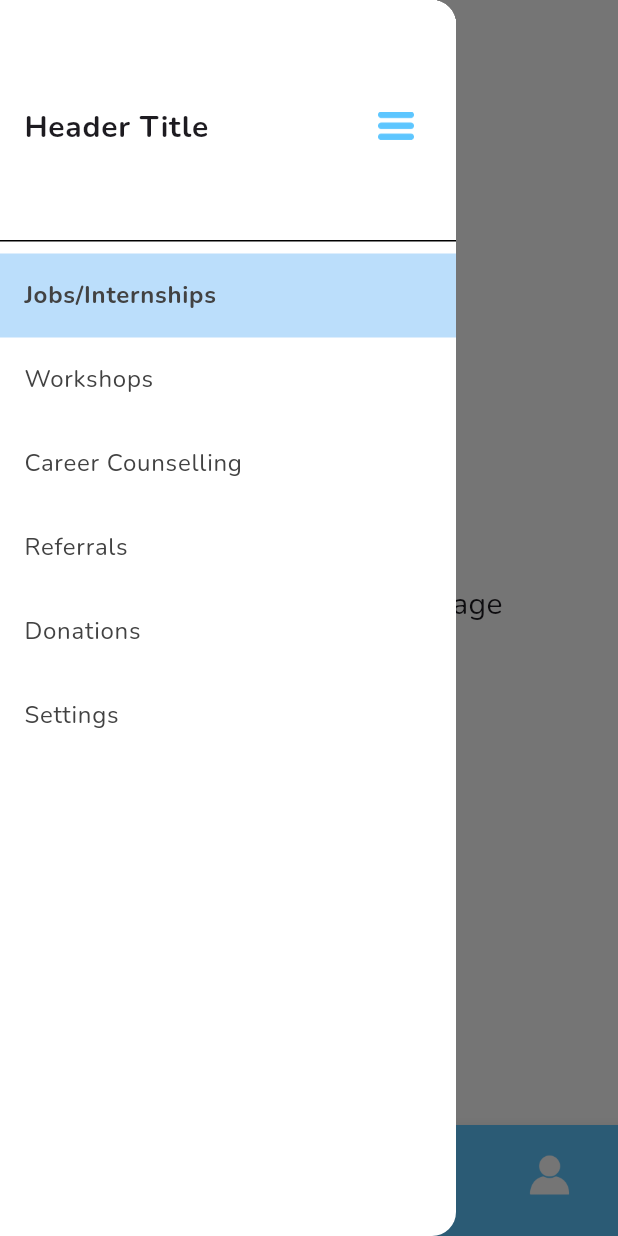
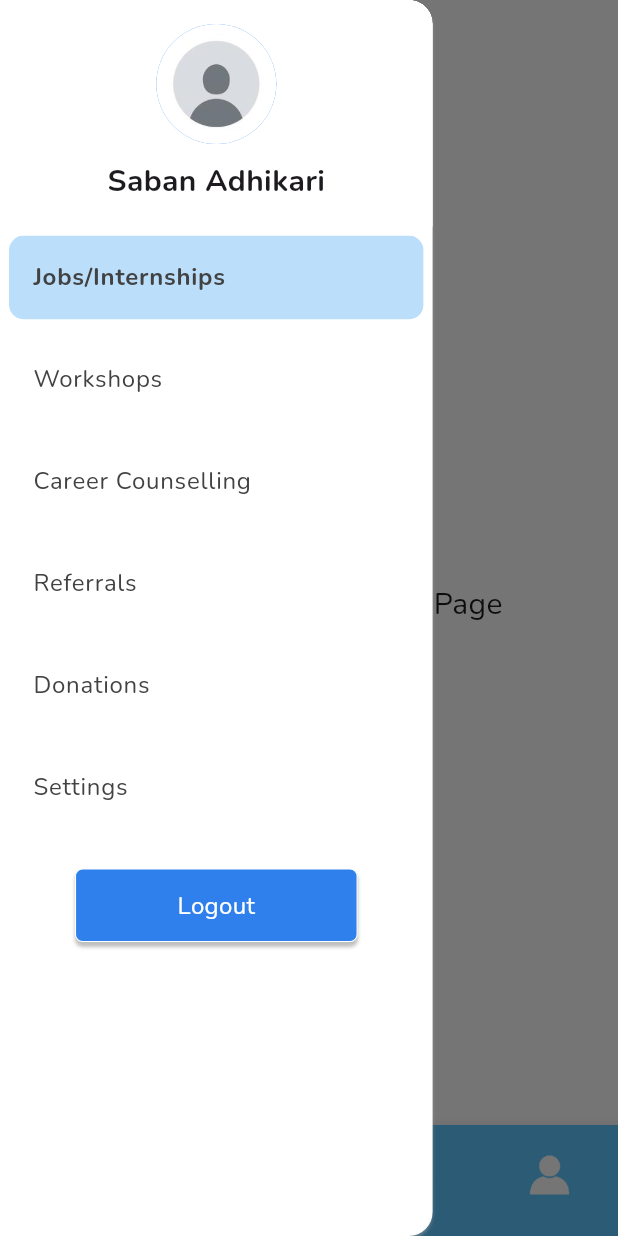
Before and after one commit to Rcciit-Alumni-App/Alumni-App-Flutter, a Flutter app: the HomePage screen opened by its route, with the side drawer open, on a phone screen of 412 x 824 dp. Run offline on Flutter 3.47's test engine with Material 3 defaults, Android fonts, the phone set to English and light mode, and no system bars; our stand-ins replace flutter_svg, get_it, google_fonts.

Commit message:
modified:   lib/main.dart 	modified:   lib/screens/home_screen.dart

```diff
--- a/lib/main.dart
+++ b/lib/main.dart
@@ -1,4 +1,5 @@
 import 'package:flutter/material.dart';
+import 'package:frontend/screens/home_screen.dart';
 import 'package:google_fonts/google_fonts.dart';
 import 'package:frontend/services/auth_gate.dart';
 import 'package:frontend/services/navigation_service.dart';
@@ -34,7 +35,7 @@ class MyApp extends StatelessWidget {
       theme: lightMode.copyWith(
         textTheme: GoogleFonts.nunitoTextTheme(),
       ),
-      home: AuthGate(),
+      home: HomePage(),
     );
   }
 
--- a/lib/screens/home_screen.dart
+++ b/lib/screens/home_screen.dart
@@ -1,5 +1,6 @@
 import 'package:flutter/material.dart';
 import 'package:frontend/components/bottomnavbar.dart';
+import 'package:frontend/components/button.dart';
 
 class HomePage extends StatefulWidget {
   const HomePage({super.key});
@@ -9,6 +10,8 @@ class HomePage extends StatefulWidget {
 }
 
 class _HomePageState extends State<HomePage> {
+  int _selectedIndex = 0;
+
   @override
   Widget build(BuildContext context) {
     return Scaffold(
@@ -24,7 +27,7 @@ class _HomePageState extends State<HomePage> {
             return IconButton(
               icon: ImageIcon(
                 AssetImage('assets/opendraw.png'),
-                color: Theme.of(context).colorScheme.secondary, // Replace with your custom icon path
+                color: Theme.of(context).colorScheme.secondary,
               ),
               onPressed: () {
                 Scaffold.of(context).openDrawer();
@@ -34,26 +37,44 @@ class _HomePageState extends State<HomePage> {
         ),
       ),
       drawer: Drawer(
+        shadowColor: Colors.grey.shade100,
+        elevation: 1,
+        width: MediaQuery.of(context).size.width * 0.7,
         child: ListView(
           padding: EdgeInsets.zero,
           children: <Widget>[
-           DrawerHeader(
+            Container(
+              color: Colors.white,
+              padding: EdgeInsets.zero,
+              child: Column(
+                children: [
+                  Container(
+                    padding: const EdgeInsets.all(16.0),
                     decoration: BoxDecoration(
                       color: Colors.white,
+                      border: Border(
+                        bottom: BorderSide(
+                          color: Colors.white,
+                          width: 0.0,
                         ),
-  child: Row(
-    mainAxisAlignment: MainAxisAlignment.spaceBetween,
+                      ),
+                    ),
+                    child: Column(
+                      mainAxisAlignment: MainAxisAlignment.center,
                       children: [
-      // Optionally, you can add other widgets here
-      Text('Header Title', style: TextStyle(fontSize: 20, fontWeight: FontWeight.bold)),
-      IconButton(
-        icon: ImageIcon(
-          AssetImage('assets/opendraw.png'),
-          color: Theme.of(context).colorScheme.secondary, // Replace with your custom icon path
+                        CircleAvatar(
+                          radius: 40,
+                          backgroundImage:
+                              AssetImage('assets/default-user.jpg'),
                         ),
-        onPressed: () {
-          // You can add functionality here if needed
-        },
+                        const SizedBox(height: 10),
+                        const Text(
+                          'Saban Adhikari',
+                          style: TextStyle(
+                              fontSize: 20, fontWeight: FontWeight.bold),
+                        ),
+                      ],
+                    ),
                   ),
                 ],
               ),
@@ -61,30 +82,38 @@ class _HomePageState extends State<HomePage> {
             _createDrawerItem(
               context,
               text: 'Jobs/Internships',
-              selected: true,
+              index: 0,
             ),
             _createDrawerItem(
               context,
               text: 'Workshops',
+              index: 1,
             ),
             _createDrawerItem(
               context,
               text: 'Career Counselling',
+              index: 2,
             ),
             _createDrawerItem(
               context,
               text: 'Referrals',
+              index: 3,
             ),
             _createDrawerItem(
               context,
               text: 'Donations',
+              index: 4,
             ),
             _createDrawerItem(
               context,
               text: 'Settings',
+              index: 5,
             ),
             const SizedBox(height: 20),
-
+            Padding(
+              padding: const EdgeInsets.symmetric(horizontal: 50),
+              child: CustomButton(label: 'Logout', onPressed: () {}),
+            ),
           ],
         ),
       ),
@@ -103,8 +132,14 @@ class _HomePageState extends State<HomePage> {
     );
   }
 
-  Widget _createDrawerItem(BuildContext context, {required String text, bool selected = false}) {
-    return Container(
+  Widget _createDrawerItem(BuildContext context,
+      {required String text, required int index}) {
+    bool selected = _selectedIndex == index;
+    return Padding(
+      padding: const EdgeInsets.all(6.0),
+      child: ClipRRect(
+        borderRadius: BorderRadius.circular(10.0),
+        child: Container(
           color: selected ? Colors.blue.shade100 : Colors.transparent,
           child: ListTile(
             title: Text(
@@ -115,9 +150,13 @@ class _HomePageState extends State<HomePage> {
               ),
             ),
             onTap: () {
-          Navigator.pop(context);
-          // Navigate to the corresponding screen
+              setState(() {
+                _selectedIndex = index;
+              });
+              // Navigator.pop(context);
             },
+          ),
+        ),
       ),
     );
   }
```
Lines whose indentation alone changed are shown as unchanged.
